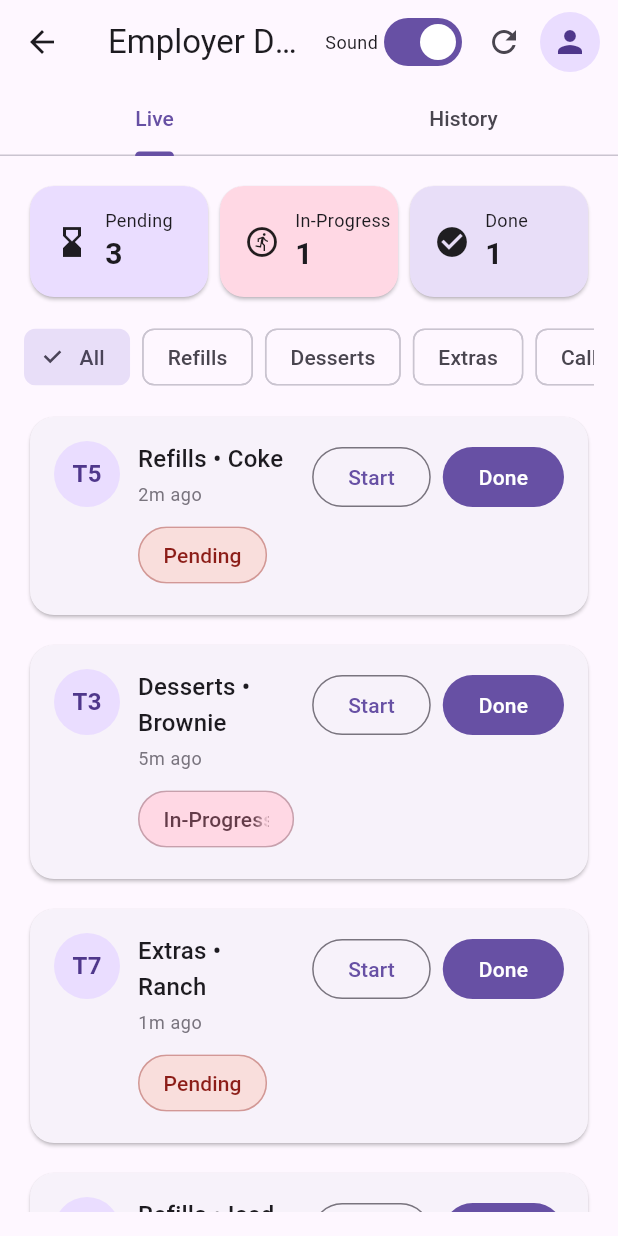
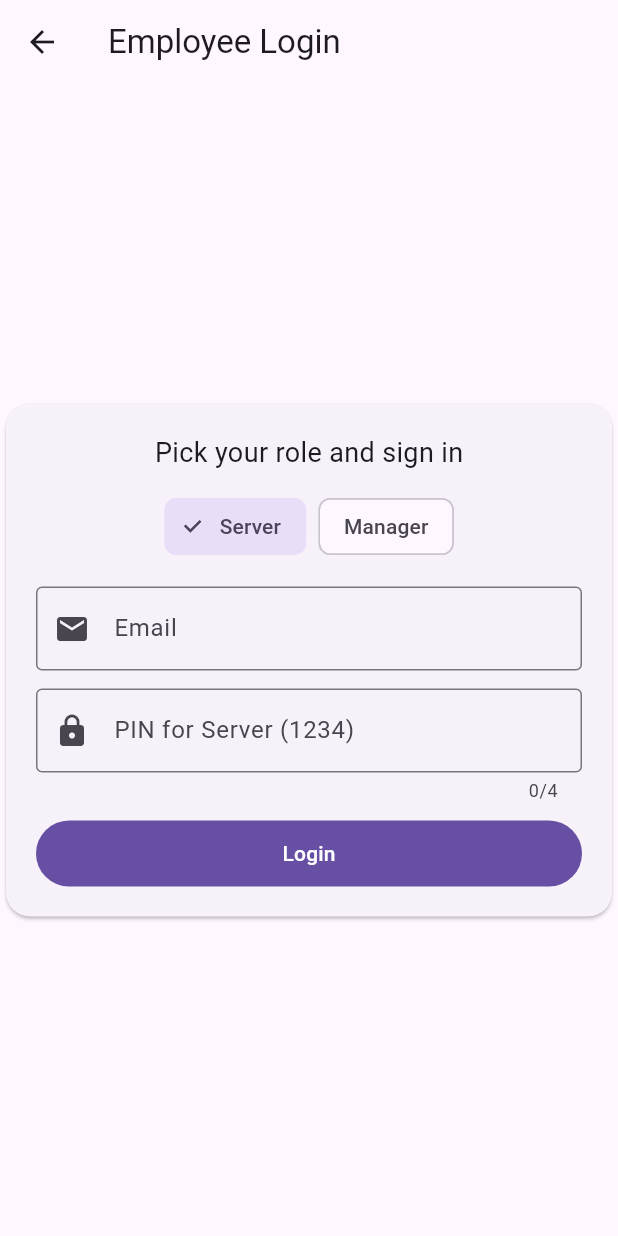
Before and after one commit to KBD-solutions/Servicer, a Flutter app: the screen it shows after launch, after a tap on "Employer Login", on a phone screen of 412 x 824 dp. Run offline on Flutter 3.47's test engine with Material 3 defaults, Android fonts, the light colour scheme and no system bars; missing offline and left inert: pdfx.

Commit message:
Added role-based login system and server/manager dashboards

```diff
--- a/lib/screens/Selection_screen.dart
+++ b/lib/screens/Selection_screen.dart
@@ -3,6 +3,7 @@ import 'employer_dashboard.dart';
 import 'item_selection_page.dart';
 import '../Utils/selection_tools.dart';
 import 'pdf_menu_page.dart';
+import 'role_login_page.dart';
 
 class SelectScreen extends StatefulWidget {
   const SelectScreen({super.key});
@@ -131,9 +132,10 @@ class _SelectScreenState extends State<SelectScreen> {
             right: 10,
             child: FloatingActionButton.extended(
               onPressed: () {
+                // 👇 CHANGE: go to RoleLoginPage (Server or Manager)
                 Navigator.push(
                   context,
-                  MaterialPageRoute(builder: (context) => const EmployerDashboardPage()),
+                  MaterialPageRoute(builder: (context) => const RoleLoginPage()),
                 );
               },
               label: const Text(
--- /dev/null
+++ b/lib/screens/manager_dashboard.dart
@@ -0,0 +1,6 @@
+import 'package:flutter/material.dart';
+import 'employer_dashboard.dart';
+
+class ManagerDashboardPage extends EmployerDashboardPage {
+  const ManagerDashboardPage({super.key});
+}
--- /dev/null
+++ b/lib/screens/role_login_page.dart
@@ -0,0 +1,147 @@
+import 'package:flutter/material.dart';
+import 'manager_dashboard.dart';       // new name for manager view (we'll alias to your existing file)
+import 'server_dashboard.dart';        // simple server view (add/mark done only)
+
+/*
+  This page lets the employee pick a role (Server or Manager)
+  and log in with email + a simple PIN.
+  I kept it super basic on purpose for class demo.
+  PINs (for now):
+    - Server: 1234
+    - Manager: 2468
+*/
+
+class RoleLoginPage extends StatefulWidget {
+  const RoleLoginPage({super.key});
+
+  @override
+  State<RoleLoginPage> createState() => _RoleLoginPageState();
+}
+
+class _RoleLoginPageState extends State<RoleLoginPage> {
+  String _role = 'Server';               // default choice
+  final _email = TextEditingController();
+  final _pin = TextEditingController();
+  String? _error;
+
+  @override
+  void dispose() {
+    _email.dispose();
+    _pin.dispose();
+    super.dispose();
+  }
+
+  void _tryLogin() {
+    // very simple checks just for now
+    if (_email.text.trim().isEmpty) {
+      setState(() => _error = 'Please enter an email');
+      return;
+    }
+
+    // I split pins so roles feel different
+    final pin = _pin.text.trim();
+    if (_role == 'Server' && pin != '1234') {
+      setState(() => _error = 'Wrong PIN for Server (use 1234)');
+      return;
+    }
+    if (_role == 'Manager' && pin != '2468') {
+      setState(() => _error = 'Wrong PIN for Manager (use 2468)');
+      return;
+    }
+
+    // send to the correct dashboard
+    if (_role == 'Server') {
+      Navigator.pushReplacement(
+        context,
+        MaterialPageRoute(builder: (_) => const ServerDashboardPage()),
+      );
+    } else {
+      Navigator.pushReplacement(
+        context,
+        MaterialPageRoute(builder: (_) => const ManagerDashboardPage()),
+      );
+    }
+  }
+
+  @override
+  Widget build(BuildContext context) {
+    return Scaffold(
+      appBar: AppBar(title: const Text('Employee Login')),
+      body: Center(
+        child: ConstrainedBox(
+          constraints: const BoxConstraints(maxWidth: 420),
+          child: Card(
+            shape: RoundedRectangleBorder(borderRadius: BorderRadius.circular(16)),
+            child: Padding(
+              padding: const EdgeInsets.all(20),
+              child: Column(
+                mainAxisSize: MainAxisSize.min,
+                children: [
+                  const Text('Pick your role and sign in', style: TextStyle(fontSize: 18)),
+                  const SizedBox(height: 12),
+
+                  // role buttons – I used two simple ChoiceChips to keep it easy
+                  Row(
+                    mainAxisAlignment: MainAxisAlignment.center,
+                    children: [
+                      ChoiceChip(
+                        label: const Text('Server'),
+                        selected: _role == 'Server',
+                        onSelected: (_) => setState(() => _role = 'Server'),
+                      ),
+                      const SizedBox(width: 8),
+                      ChoiceChip(
+                        label: const Text('Manager'),
+                        selected: _role == 'Manager',
+                        onSelected: (_) => setState(() => _role = 'Manager'),
+                      ),
+                    ],
+                  ),
+
+                  const SizedBox(height: 16),
+                  TextField(
+                    controller: _email,
+                    decoration: const InputDecoration(
+                      labelText: 'Email',
+                      prefixIcon: Icon(Icons.email),
+                      border: OutlineInputBorder(),
+                    ),
+                  ),
+                  const SizedBox(height: 12),
+                  TextField(
+                    controller: _pin,
+                    decoration: InputDecoration(
+                      labelText: _role == 'Server'
+                          ? 'PIN for Server (1234)'
+                          : 'PIN for Manager (2468)',
+                      prefixIcon: const Icon(Icons.lock),
+                      border: const OutlineInputBorder(),
+                    ),
+                    keyboardType: TextInputType.number,
+                    maxLength: 4,
+                    obscureText: true,
+                  ),
+
+                  if (_error != null) ...[
+                    const SizedBox(height: 6),
+                    Text(_error!, style: const TextStyle(color: Colors.red)),
+                  ],
+
+                  const SizedBox(height: 12),
+                  SizedBox(
+                    height: 44,
+                    width: double.infinity,
+                    child: FilledButton(
+                      onPressed: _tryLogin,
+                      child: const Text('Login'),
+                    ),
+                  ),
+                ],
+              ),
+            ),
+          ),
+        ),
+      ),
+    );
+  }
+}
```
Also changed, not shown: lib/screens/server_dashboard.dart (added, +84 -0 lines).
